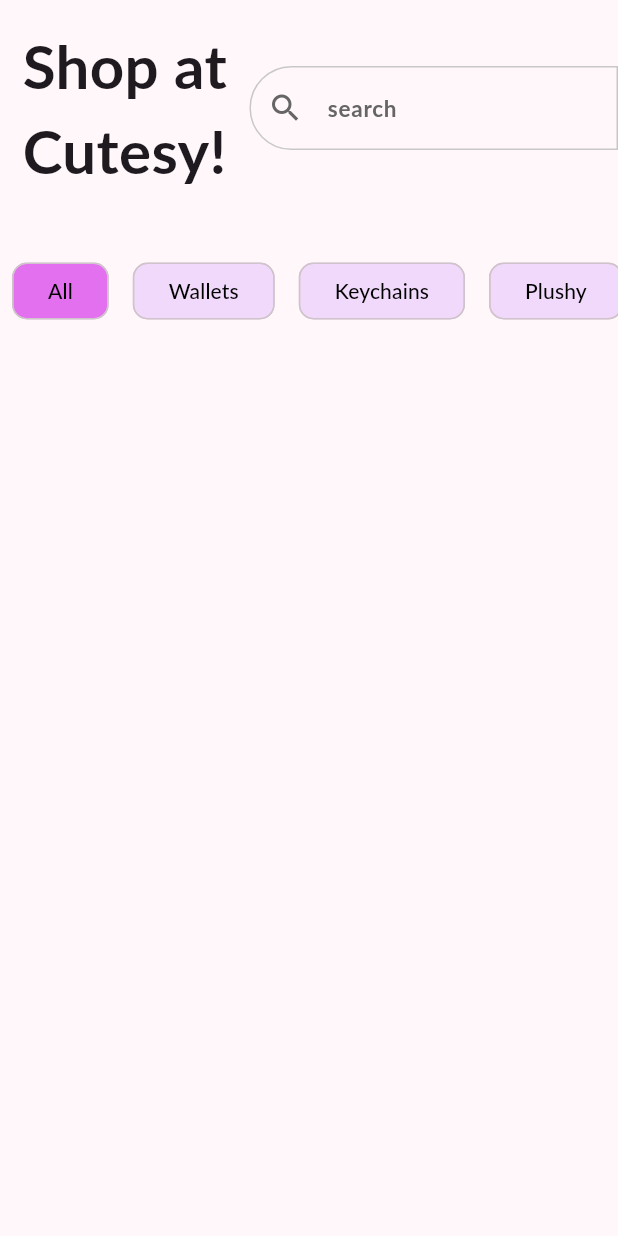
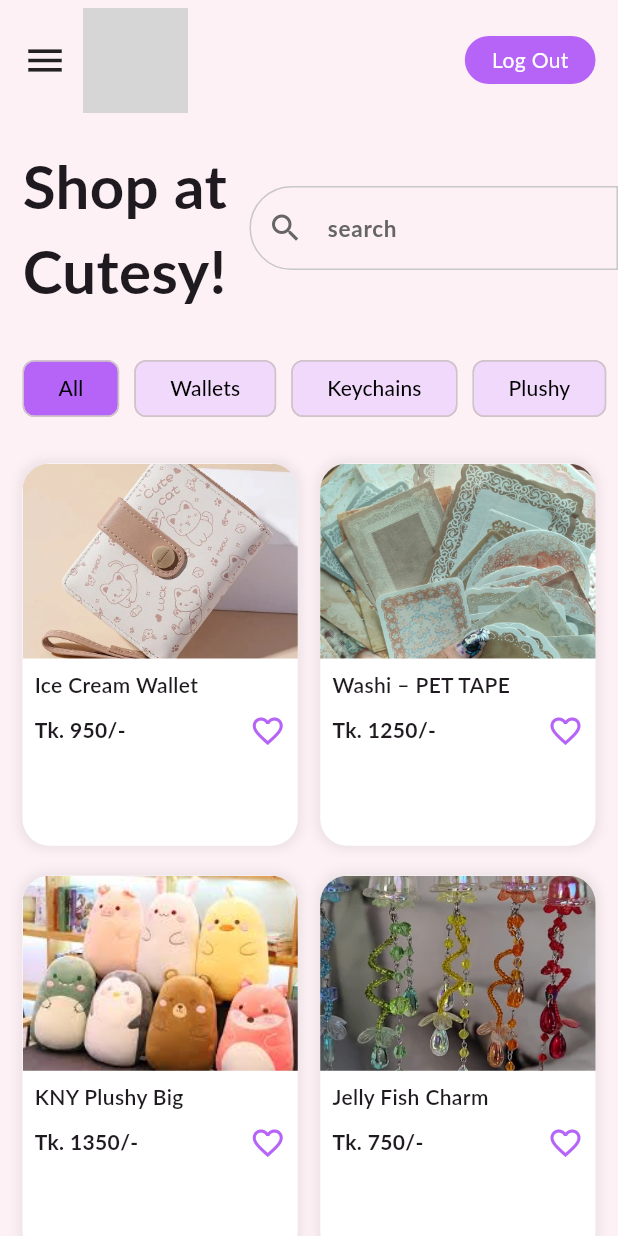
Before and after one commit to Nayma-Amin/Cutesy, a Flutter app: the screen it shows after launch, on a phone screen of 412 x 824 dp. Run offline on Flutter 3.47's test engine with Material 3 defaults, Android fonts, the phone set to English and light mode, and no system bars; our stand-ins replace firebase_core; accounts and stored records are empty; Roboto replaces fonts that are missing (Lato); grey boxes are pictures that could not be loaded.

Commit message:
Home screen design added

```diff
--- a/lib/screens/home_page.dart
+++ b/lib/screens/home_page.dart
@@ -8,7 +8,7 @@ class HomePage extends StatefulWidget {
 }
 
 class _HomePageState extends State<HomePage> {
-  final List<String> filters = const[
+  final List<String> filters = const [
     'All',
     'Wallets',
     'Keychains',
@@ -23,26 +23,74 @@ class _HomePageState extends State<HomePage> {
 
   late String filterSelected;
 
+  final List<Map<String, dynamic>> sampleProducts = [
+    {
+      "name": "Ice Cream Wallet",
+      "price": "950/-",
+      "image": "assets/images/wallet1.webp",
+    },
+    {
+      "name": "Washi – PET TAPE",
+      "price": "1250/-",
+      "image": "assets/images/stationary1.jpg",
+    },
+    {
+      "name": "KNY Plushy Big",
+      "price": "1350/-",
+      "image": "assets/images/plush1.jpeg",
+    },
+    {
+      "name": "Jelly Fish Charm",
+      "price": "750/-",
+      "image": "assets/images/charm5.jpg",
+    },
+  ];
+
   @override
   void initState() {
     super.initState();
     filterSelected = filters[0];
   }
 
-
   @override
   Widget build(BuildContext context) {
     const border = OutlineInputBorder(
-      borderSide: BorderSide(
-        color: Color(0xFFC9C7C7)),
-      borderRadius: BorderRadius.horizontal(
-        left: Radius.circular(40)),
+      borderSide: BorderSide(color: Color(0xFFC9C7C7)),
+      borderRadius: BorderRadius.horizontal(left: Radius.circular(40)),
     );
 
     return Scaffold(
+      backgroundColor: const Color(0xFFFDF1F5),
       body: SafeArea(
         child: Column(
+          crossAxisAlignment: CrossAxisAlignment.start,
           children: [
+            Padding(
+              padding: const EdgeInsets.symmetric(horizontal: 15, vertical: 5),
+              child: Row(
+                children: [
+                  const Icon(Icons.menu, size: 30),
+                  const SizedBox(width: 10),
+                  Image.asset("assets/images/cutesy.png", width: 70),
+                  const Spacer(),
+                  Container(
+                    padding: const EdgeInsets.symmetric(
+                      horizontal: 18,
+                      vertical: 6,
+                    ),
+                    decoration: BoxDecoration(
+                      color: Color(0xFFB564F7),
+                      borderRadius: BorderRadius.circular(20),
+                    ),
+                    child: const Text(
+                      "Log Out",
+                      style: TextStyle(color: Colors.white),
+                    ),
+                  ),
+                ],
+              ),
+            ),
+
             const Row(
               children: [
                 Padding(
@@ -63,19 +111,19 @@ class _HomePageState extends State<HomePage> {
                     ),
                   ),
                 ),
-
               ],
             ),
+
             SizedBox(
-              height: 100,
+              height: 70,
               child: ListView.builder(
                 itemCount: filters.length,
                 scrollDirection: Axis.horizontal,
+                padding: const EdgeInsets.symmetric(horizontal: 10),
                 itemBuilder: (context, index) {
                   final filter = filters[index];
                   return Padding(
-                        padding: const EdgeInsets.symmetric(
-                          horizontal: 8.0),
+                    padding: const EdgeInsets.symmetric(horizontal: 5),
                     child: GestureDetector(
                       onTap: () {
                         setState(() {
@@ -83,20 +131,95 @@ class _HomePageState extends State<HomePage> {
                         });
                       },
                       child: Chip(
-                            backgroundColor: filterSelected == filter ? Theme.of(context).colorScheme.primary :const Color(0xFFF1D9FB),
-                            label: Text(filter,
-                            style: TextStyle(
-                              color: Color(0xFF000000),
+                        backgroundColor: filterSelected == filter
+                            ? const Color(0xFFB564F7)
+                            : const Color(0xFFF1D9FB),
+                        label: Text(
+                          filter,
+                          style: const TextStyle(color: Colors.black),
                         ),
-                            ),
-                            padding: EdgeInsets.symmetric(
+                        padding: const EdgeInsets.symmetric(
                           horizontal: 15,
                           vertical: 8,
                         ),
-                            shape: RoundedRectangleBorder(
-                              borderRadius: BorderRadius.circular(10),
                       ),
                     ),
+                  );
+                },
+              ),
+            ),
+
+            Expanded(
+              child: GridView.builder(
+                padding: const EdgeInsets.all(15),
+                gridDelegate: const SliverGridDelegateWithFixedCrossAxisCount(
+                  crossAxisCount: 2,
+                  mainAxisSpacing: 20,
+                  crossAxisSpacing: 15,
+                  childAspectRatio: 0.72,
+                ),
+                itemCount: sampleProducts.length,
+                itemBuilder: (context, index) {
+                  final product = sampleProducts[index];
+
+                  return Container(
+                    decoration: BoxDecoration(
+                      color: Colors.white,
+                      borderRadius: BorderRadius.circular(18),
+                      boxShadow: [
+                        BoxShadow(
+                          color: Colors.black.withOpacity(0.07),
+                          blurRadius: 6,
+                          spreadRadius: 2,
+                        ),
+                      ],
+                    ),
+                    child: Column(
+                      crossAxisAlignment: CrossAxisAlignment.start,
+                      children: [
+                        ClipRRect(
+                          borderRadius: const BorderRadius.vertical(
+                            top: Radius.circular(18),
+                          ),
+                          child: Image.asset(
+                            product["image"],
+                            height: 130,
+                            width: double.infinity,
+                            fit: BoxFit.cover,
+                          ),
+                        ),
+
+                        Padding(
+                          padding: const EdgeInsets.all(8),
+                          child: Text(
+                            product["name"],
+                            style: const TextStyle(
+                              fontWeight: FontWeight.w600,
+                              fontSize: 14,
+                            ),
+                          ),
+                        ),
+
+                        Padding(
+                          padding: const EdgeInsets.symmetric(horizontal: 8.0),
+                          child: Row(
+                            children: [
+                              Text(
+                                "Tk. ${product["price"]}",
+                                style: const TextStyle(
+                                  fontWeight: FontWeight.bold,
+                                  fontSize: 14,
+                                ),
+                              ),
+                              const Spacer(),
+                              const Icon(
+                                Icons.favorite_border,
+                                color: Color(0xFFB564F7),
+                              ),
+                            ],
+                          ),
+                        ),
+                      ],
                     ),
                   );
                 },
```
Lines whose indentation alone changed are shown as unchanged.
